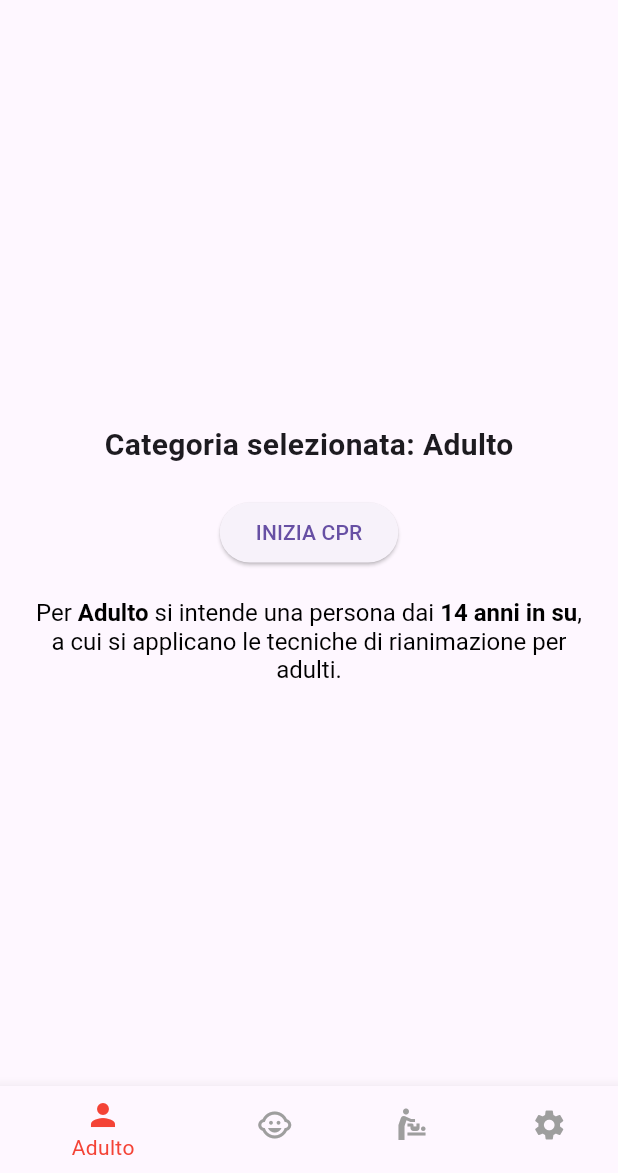
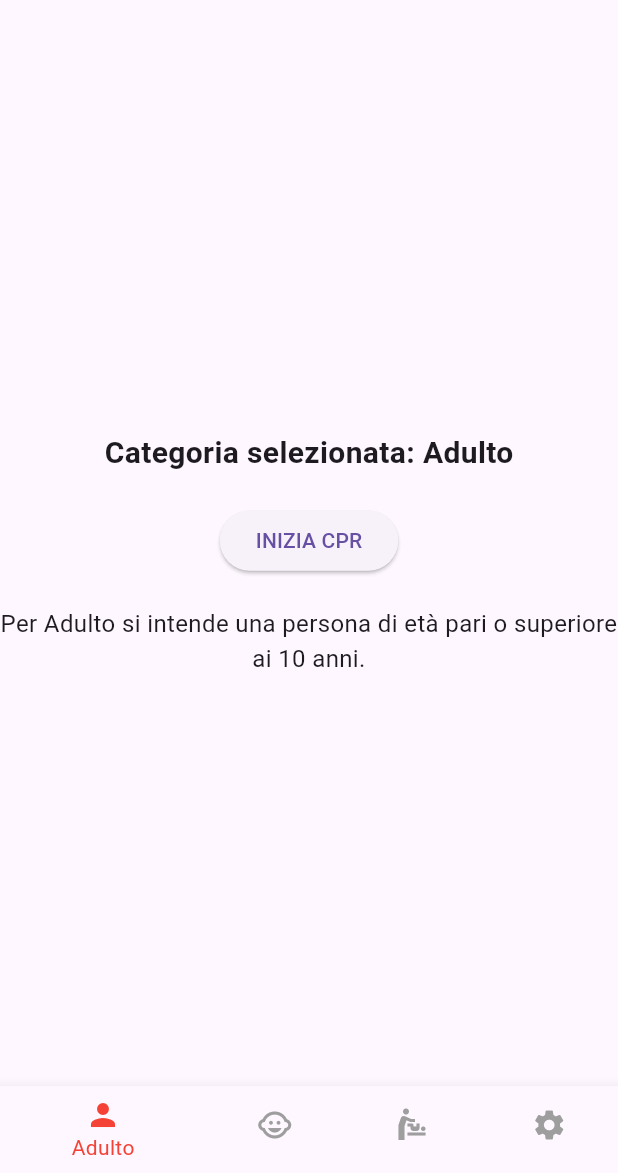
Before and after one commit to francescopfontana/cpr_app, a Flutter app: the screen it shows after launch, on a phone screen of 412 x 824 dp, the part 63-1236 px from its top. Run offline on Flutter 3.47's test engine with Material 3 defaults, Android fonts, the phone set to English and light mode, and no system bars.

Commit message:
Corretti errori nei costruttori e aggiunta descrizione fasce d'età

```diff
--- a/lib/main.dart
+++ b/lib/main.dart
@@ -1,43 +1,42 @@
-import 'package:flutter/material.dart'; // Importa il pacchetto base di Flutter per la UI.
-import 'package:url_launcher/url_launcher.dart';  // Importa il pacchetto per aprire URL esterni.
+import 'package:flutter/material.dart';
+import 'package:url_launcher/url_launcher.dart';
 
 void main() {
-  runApp(CPRApp());  // Punto di ingresso dell'app: esegue CPRApp.
+  runApp(const CPRApp());  // Funzione main
 }
 
 class CPRApp extends StatelessWidget {
+  const CPRApp({super.key});
+
   @override
   Widget build(BuildContext context) {
     return MaterialApp(
-      title: 'CPR App',  // Titolo dell'applicazione.
+      title: 'CPR App',
       theme: ThemeData(
-        primarySwatch: Colors.red,  // Imposta il tema principale con il colore rosso.
+        primarySwatch: Colors.red,
       ),
-      home: HomeScreen(), // Definisce la schermata iniziale dell'app.
+      home: const HomeScreen(),
     );
   }
 }
 
-// Schermata principale dell'app, che gestisce la navigazione tra le categorie e le impostazioni.
 class HomeScreen extends StatefulWidget {
+  const HomeScreen({super.key});
+
   @override
-  _HomeScreenState createState() => _HomeScreenState();
+  HomeScreenState createState() => HomeScreenState();
 }
 
-// Stato associato a HomeScreen, mantiene la selezione della scheda attuale.
-class _HomeScreenState extends State<HomeScreen> {
-  int _selectedIndex = 0;  // Indice della scheda attualmente selezionata.
+class HomeScreenState extends State<HomeScreen> {
+  int _selectedIndex = 0;
 
-
-// Lista di widget corrispondenti alle schermate disponibili.
   static final List<Widget> _widgetOptions = <Widget>[
-    CPRScreen(category: 'Adulto'),    // Schermata CPR per adulti.
-    CPRScreen(category: 'Bambino'),   // Schermata CPR per bambini.
-    CPRScreen(category: 'Lattante'),  // Schermata CPR per lattanti.
-    SettingsScreen(),                 // Schermata delle impostazioni.
+    const CPRScreen(category: 'Adulto'),
+    const CPRScreen(category: 'Bambino'),
+    const CPRScreen(category: 'Lattante'),
+    SettingsScreen(),
   ];
 
-// Aggiorna l'indice selezionato quando un'icona nella barra di navigazione viene premuta.
   void _onItemTapped(int index) {
     setState(() {
       _selectedIndex = index;
@@ -48,66 +47,40 @@ class _HomeScreenState extends State<HomeScreen> {
   Widget build(BuildContext context) {
     return Scaffold(
       appBar: AppBar(
-        title: Text('CPR App'), // Titolo della barra superiore.
+        title: const Text('CPR App'),
       ),
-      body: _widgetOptions[_selectedIndex], // Mostra la schermata corrispondente alla selezione.
+      body: _widgetOptions[_selectedIndex],
       bottomNavigationBar: BottomNavigationBar(
         items: const <BottomNavigationBarItem>[
           BottomNavigationBarItem(
-            icon: Icon(Icons.person), // Icona per gli adulti.
+            icon: Icon(Icons.person),
             label: 'Adulto',
           ),
           BottomNavigationBarItem(
-            icon: Icon(Icons.child_care),  // Icona per i bambini.
+            icon: Icon(Icons.child_care),
             label: 'Bambino',
           ),
           BottomNavigationBarItem(
-            icon: Icon(Icons.baby_changing_station),  // Icona per i lattanti.
+            icon: Icon(Icons.baby_changing_station),
             label: 'Lattante',
           ),
           BottomNavigationBarItem(
-            icon: Icon(Icons.settings),  // Icona per le impostazioni.
+            icon: Icon(Icons.settings),
             label: 'Impostazioni',
           ),
         ],
-        currentIndex: _selectedIndex,  // Indica la scheda attualmente selezionata.
-        selectedItemColor: Colors.red,  // Colore dell'icona selezionata.
-        unselectedItemColor: Colors.grey,  // Colore delle icone non selezionate.
-        onTap: _onItemTapped,  // Gestisce il cambio di scheda.
+        currentIndex: _selectedIndex,
+        selectedItemColor: Colors.red,
+        unselectedItemColor: Colors.grey,
+        onTap: _onItemTapped,
       ),
     );
   }
 }
 
-// Schermata che mostra le istruzioni per la CPR in base alla categoria selezionata.
 class CPRScreen extends StatelessWidget {
   final String category;
-  const CPRScreen({Key? key, required this.category}) : super(key: key);
-
-  // Mappa con le descrizioni delle fasce d'età per ogni categoria
-  static const Map<String, List<TextSpan>> categoryDescriptions = {
-    'Adulto': [
-      TextSpan(text: 'Per '),
-      TextSpan(text: 'Adulto', style: TextStyle(fontWeight: FontWeight.bold)),
-      TextSpan(text: ' si intende una persona dai '),
-      TextSpan(text: '14 anni in su', style: TextStyle(fontWeight: FontWeight.bold)),
-      TextSpan(text: ', a cui si applicano le tecniche di rianimazione per adulti.'),
-    ],
-    'Bambino': [
-      TextSpan(text: 'Per '),
-      TextSpan(text: 'Bambino', style: TextStyle(fontWeight: FontWeight.bold)),
-      TextSpan(text: ' si intende una persona di età compresa tra '),
-      TextSpan(text: '1 anno e la pubertà', style: TextStyle(fontWeight: FontWeight.bold)),
-      TextSpan(text: ' (circa 12-14 anni), a cui si applicano tecniche di rianimazione pediatriche.'),
-    ],
-    'Lattante': [
-      TextSpan(text: 'Per '),
-      TextSpan(text: 'Lattante', style: TextStyle(fontWeight: FontWeight.bold)),
-      TextSpan(text: ' si intende un bambino dalla '),
-      TextSpan(text: 'nascita fino a 12 mesi di età', style: TextStyle(fontWeight: FontWeight.bold)),
-      TextSpan(text: ', per il quale le manovre di soccorso prevedono tecniche specifiche per neonati.'),
-    ],
-  };
+  const CPRScreen({super.key, required this.category});
 
   @override
   Widget build(BuildContext context) {
@@ -117,34 +90,44 @@ class CPRScreen extends StatelessWidget {
         children: [
           Text(
             'Categoria selezionata: $category',
-            style: TextStyle(fontSize: 20, fontWeight: FontWeight.bold),
+            style: const TextStyle(fontSize: 20, fontWeight: FontWeight.bold),
           ),
-          SizedBox(height: 20),
+          const SizedBox(height: 20),
           ElevatedButton(
             onPressed: () {
               // Azione per iniziare la CPR (da implementare)
             },
-            child: Text('INIZIA CPR'),
+            child: const Text('INIZIA CPR'),
           ),
-          SizedBox(height: 20), // Spazio tra il bottone e la descrizione
-          Padding(
-            padding: const EdgeInsets.symmetric(horizontal: 20),
-            child: RichText(
-              textAlign: TextAlign.center,
-              text: TextSpan(
-                style: TextStyle(fontSize: 16, color: Colors.black),
-                children: categoryDescriptions[category] ?? [TextSpan(text: 'Descrizione non disponibile.')],
-              ),
-            ),
+          const SizedBox(height: 20),
+          Text(
+            getAgeDescription(category), // Mostra la descrizione della fascia d'età
+            style: const TextStyle(fontSize: 16),
+            textAlign: TextAlign.center,
           ),
         ],
       ),
     );
   }
+
+  // Metodo per ottenere la descrizione della fascia d'età
+  String getAgeDescription(String category) {
+    switch (category) {
+      case 'Adulto':
+        return 'Per Adulto si intende una persona di età pari o superiore ai 10 anni.';
+      case 'Bambino':
+        return 'Per Bambino si intende una persona con età compresa tra 1 e 10 anni.';
+      case 'Lattante':
+        return 'Per Lattante si intende un neonato di età inferiore a 1 anno.';
+      default:
+        return 'Categoria non riconosciuta.';
+    }
+  }
 }
 
-// Schermata delle impostazioni, fornisce informazioni sull'app e un link alla Croce Rossa Italiana.
 class SettingsScreen extends StatelessWidget {
+  SettingsScreen({super.key});
+
   final Uri _url = Uri.parse('https://www.cri.it');
 
   Future<void> _launchURL() async {
@@ -158,27 +141,16 @@ class SettingsScreen extends StatelessWidget {
     return Padding(
       padding: const EdgeInsets.all(16.0),
       child: Column(
-        crossAxisAlignment: CrossAxisAlignment.center, // Centra gli elementi
+        crossAxisAlignment: CrossAxisAlignment.start,
         children: [
-          // Logo della Croce Rossa Italiana
-          Image.asset(
-            'assets/Logo_CRI-removebg-preview.png', // Percorso del file
-            width: 150, // Regola la dimensione
-          ),
-          SizedBox(height: 20),
-
-          // Testo informativo
-          Text(
+          const Text(
             'CPR APP Beta 1.0 made by Francesco Pio Fontana',
             style: TextStyle(fontSize: 18, fontWeight: FontWeight.bold),
-            textAlign: TextAlign.center,
           ),
-          SizedBox(height: 20),
-
-          // Pulsante per aprire il sito della Croce Rossa
+          const SizedBox(height: 20),
           ElevatedButton(
             onPressed: _launchURL,
-            child: Text('Scopri di più sulla Croce Rossa Italiana'),
+            child: const Text('Scopri di più sulla Croce Rossa Italiana'),
           ),
         ],
       ),
```
